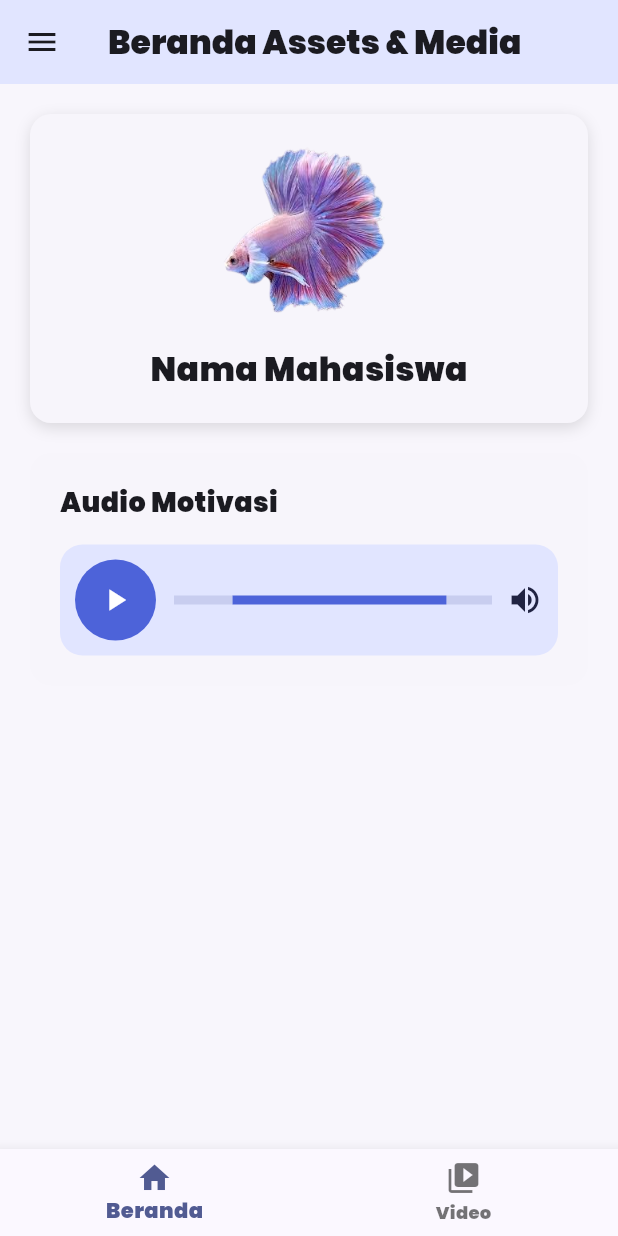
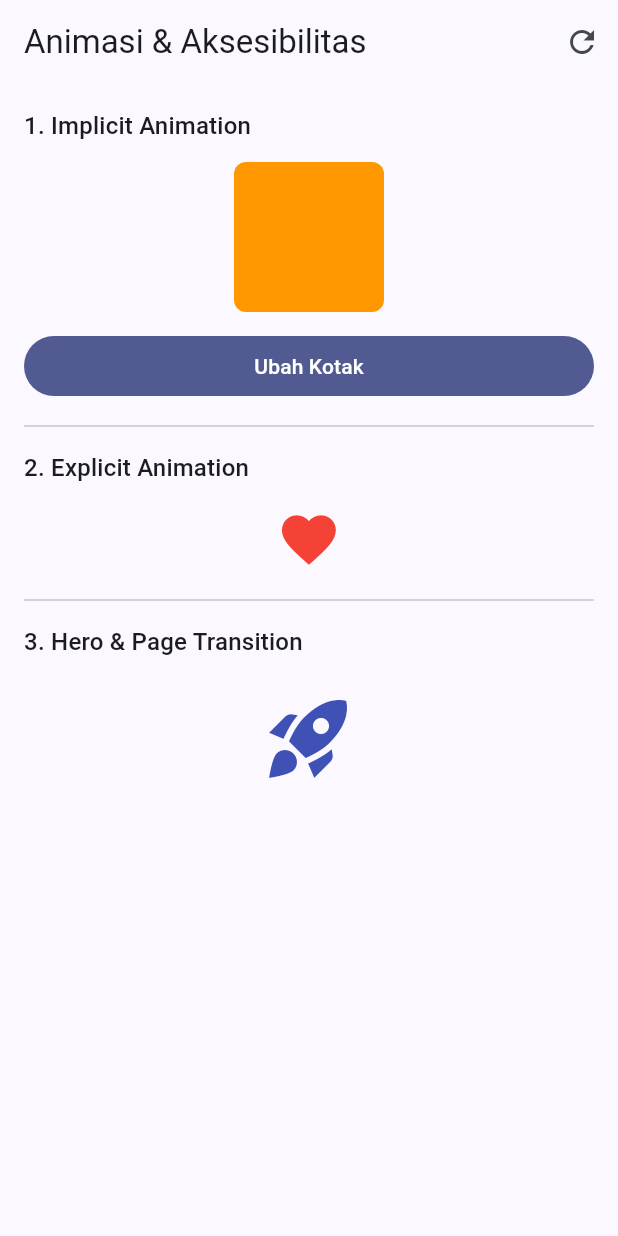
Before and after one commit to AbdulGhodir/prak-mobilelanjut-2417051054, a Flutter app: the screen it shows after launch, on a phone screen of 412 x 824 dp. Run offline on Flutter 3.47's test engine with Material 3 defaults, Android fonts, the phone set to English and light mode, and no system bars; our stand-ins replace audioplayers.

Commit message:
Pertemuan 7

```diff
--- a/lib/assets_media.dart
+++ b/lib/assets_media.dart
@@ -93,7 +93,7 @@
                   children: [
                     ClipOval(
                       child: Image.asset(
-                        'assets/images/cupang.png',
+                        'assets/images/profile.jpeg',
                         width: 120,
                         height: 120,
                         fit: BoxFit.cover,
@@ -101,7 +101,7 @@
                     ),
                     const SizedBox(height: 15),
                     const Text(
-                      'Nama Mahasiswa',
+                      'Abdul Ghodir Firdiansyah',
                       style: TextStyle(
                         fontFamily: 'Poppins',
                         fontSize: 22,
--- /dev/null
+++ b/lib/home_page.dart
@@ -0,0 +1,127 @@
+import 'package:flutter/material.dart';
+import 'detail_page.dart';
+
+class HomePage extends StatefulWidget {
+  const HomePage({super.key});
+
+  @override
+  State<HomePage> createState() => _HomePageState();
+}
+
+class _HomePageState extends State<HomePage>
+    with SingleTickerProviderStateMixin {
+  bool _besar = false;
+  late final AnimationController _controller;
+
+  @override
+  void initState() {
+    super.initState();
+    _controller = AnimationController(
+      vsync: this,
+      duration: const Duration(milliseconds: 800),
+    )..repeat(reverse: true);
+  }
+
+  @override
+  void dispose() {
+    _controller.dispose();
+    super.dispose();
+  }
+
+  void _bukaDetail() {
+    Navigator.push(
+      context,
+      PageRouteBuilder(
+        transitionDuration: const Duration(milliseconds: 500),
+        pageBuilder: (context, animation, secondary) => const DetailPage(),
+        transitionsBuilder: (context, animation, secondary, child) =>
+            FadeTransition(opacity: animation, child: child),
+      ),
+    );
+  }
+
+  @override
+  Widget build(BuildContext context) {
+    final tanpaGerak = MediaQuery.of(context).disableAnimations;
+
+    return Scaffold(
+      appBar: AppBar(
+        title: const Text('Animasi & Aksesibilitas'),
+        actions: [
+          IconButton(
+            icon: const Icon(Icons.refresh),
+            tooltip: 'Reset kotak',
+            onPressed: () => setState(() => _besar = false),
+          ),
+        ],
+      ),
+      body: ListView(
+        padding: const EdgeInsets.all(16),
+        children: [
+          Text('1. Implicit Animation',
+              style: Theme.of(context).textTheme.titleMedium),
+          const SizedBox(height: 12),
+          Center(
+            child: Semantics(
+              label: _besar ? 'Kotak ukuran besar' : 'Kotak ukuran kecil',
+              child: AnimatedContainer(
+                duration: Duration(milliseconds: tanpaGerak ? 0 : 500),
+                curve: Curves.easeInOut,
+                width: _besar ? 200 : 100,
+                height: _besar ? 200 : 100,
+                decoration: BoxDecoration(
+                  color: _besar ? Colors.indigo : Colors.orange,
+                  borderRadius: BorderRadius.circular(_besar ? 40 : 8),
+                ),
+              ),
+            ),
+          ),
+          const SizedBox(height: 12),
+          FilledButton(
+            onPressed: () => setState(() => _besar = !_besar),
+            child: const Text('Ubah Kotak'),
+          ),
+          const Divider(height: 32),
+          Text('2. Explicit Animation',
+              style: Theme.of(context).textTheme.titleMedium),
+          const SizedBox(height: 12),
+          Center(
+            child: ScaleTransition(
+              scale: Tween<double>(begin: 0.8, end: 1.2).animate(_controller),
+              child: const Icon(
+                Icons.favorite,
+                color: Colors.red,
+                size: 48,
+                semanticLabel: 'Ikon hati berdenyut',
+              ),
+            ),
+          ),
+          const Divider(height: 32),
+          Text('3. Hero & Page Transition',
+              style: Theme.of(context).textTheme.titleMedium),
+          const SizedBox(height: 12),
+          Center(
+            child: Semantics(
+              label: 'Buka halaman detail',
+              button: true,
+              child: InkWell(
+                onTap: _bukaDetail,
+                child: const Padding(
+                  padding: EdgeInsets.all(8),
+                  child: Hero(
+                    tag: 'hero-ikon',
+                    child: Icon(
+                      Icons.rocket_launch,
+                      size: 64,
+                      color: Colors.indigo,
+                    ),
+                  ),
+                ),
+              ),
+            ),
+          ),
+        ],
+      ),
+    );
+  }
+}
--- a/lib/main.dart
+++ b/lib/main.dart
@@ -1,10 +1,7 @@
 import 'package:flutter/material.dart';
-import 'detail_page.dart';
-import 'assets_media.dart';
+import 'home_page.dart';
 
-void main() {
-  runApp(const MyApp());
-}
+void main() => runApp(const MyApp());
 
 class MyApp extends StatelessWidget {
   const MyApp({super.key});
@@ -13,20 +10,8 @@
   Widget build(BuildContext context) {
     return MaterialApp(
       debugShowCheckedModeBanner: false,
-      title: 'Assets Media & Navigation',
-
-      theme: ThemeData(
-        useMaterial3: true,
-        fontFamily: 'Poppins',
-        colorScheme: ColorScheme.fromSeed(
-          seedColor: const Color(0xFF4D63D9),
-        ),
-      ),
-      initialRoute: '/',
-      routes: {
-        '/': (context) => const AssetsMediaPage(),
-        '/detail': (context) => const DetaiPage()
-      },
+      theme: ThemeData(colorSchemeSeed: Colors.indigo, useMaterial3: true),
+      home: const HomePage(),
     );
   }
 }
--- a/pubspec.yaml
+++ b/pubspec.yaml
@@ -61,6 +61,7 @@
   # To add assets to your application, add an assets section, like this:
   assets:
       - assets/images/cupang.png
+      - assets/images/profile.jpeg
       - assets/videos/
       - assets/audios/
 
```
Also changed, not shown: lib/detail_page.dart (+58 -32 lines), assets/images/profile.jpeg (added).
